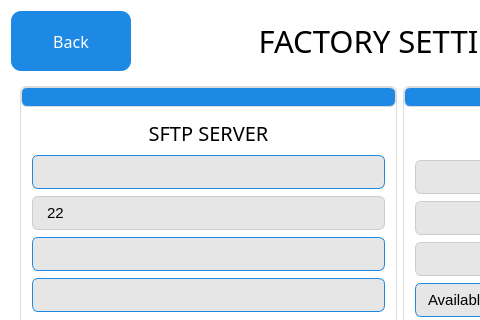
First picture: the form in QT_APP/factsetting.ui, repository eSpark-Backup/nabilfesal-msm-fw, before the edit; both pictures show x 0 to 480 and y 0 to 320 of the 800 by 515 pixel window.
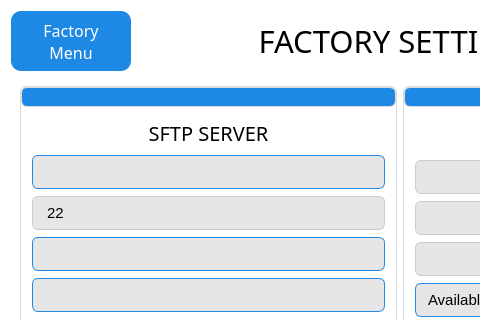
Second picture: the form after the edit.

What changed in the file:
```diff
--- a/QT_APP/factsetting.ui
+++ b/QT_APP/factsetting.ui
@@ -76,7 +76,8 @@
 }</string>
        </property>
        <property name="text">
-        <string>Back</string>
+        <string>Factory
+Menu</string>
        </property>
       </widget>
      </item>
```
